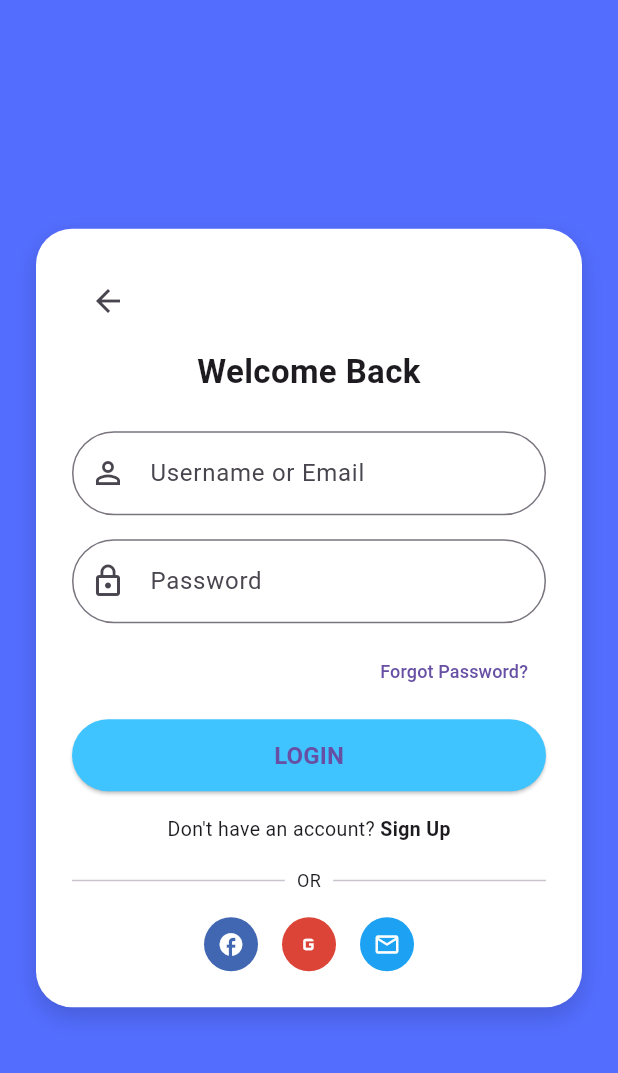
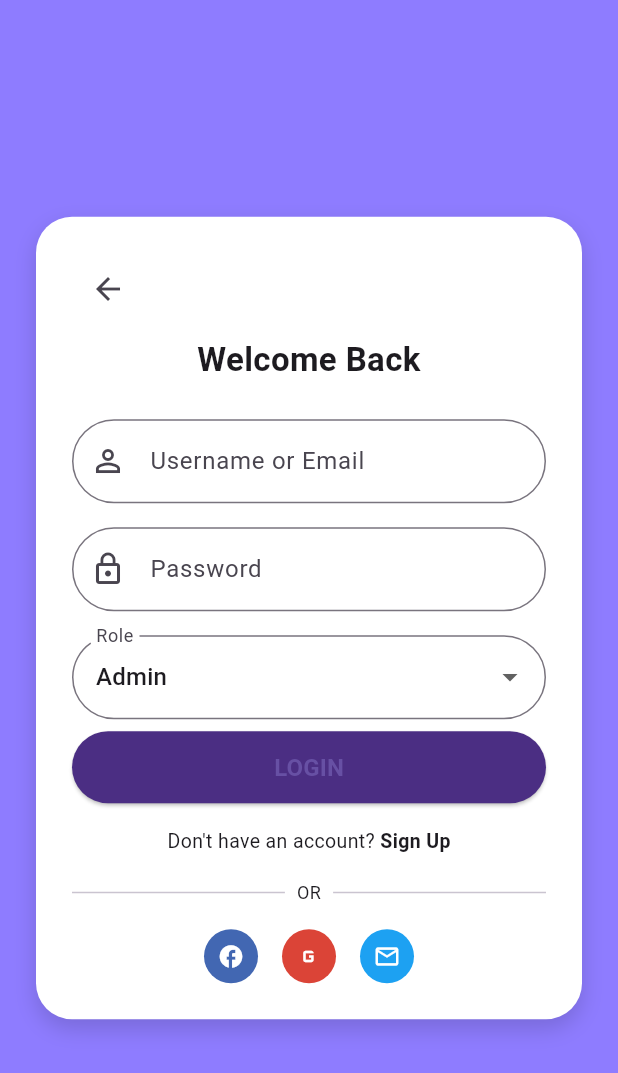
Before and after one commit to SelsabilBou/Campus-Connect, a Flutter app: the AuthScreen screen opened directly, on a phone screen of 412 x 824 dp. Shown: the top 1073 px of the screen. Run offline on Flutter 3.47's test engine with Material 3 defaults, Android fonts, the phone set to English and light mode, and no system bars; our stand-ins replace shared_preferences; accounts and stored records are empty.

Commit message:
pase 1 module 1

```diff
--- a/lib/auth_screen.dart
+++ b/lib/auth_screen.dart
@@ -1,19 +1,35 @@
 import 'package:flutter/material.dart';
+import 'auth_service.dart';  // 👈 ADD
+import 'user_model.dart';    // 👈 ADD
 
-class AuthScreen extends StatelessWidget {
+class AuthScreen extends StatefulWidget {  // 👈 Stateful!
   const AuthScreen({super.key});
 
   @override
+  State<AuthScreen> createState() => _AuthScreenState();
+}
+
+class _AuthScreenState extends State<AuthScreen> {
+  final TextEditingController emailController = TextEditingController();
+  final TextEditingController passwordController = TextEditingController();
+  String? selectedRole = 'Admin';  // Default Admin
+
+  @override
+  void dispose() {
+    emailController.dispose();
+    passwordController.dispose();
+    super.dispose();
+  }
+
+  @override
   Widget build(BuildContext context) {
-    // couleurs simples
-    const Color backgroundColor = Colors.indigoAccent; // violet fonce
+    const Color backgroundColor = Color(0xFF8E7CFF);
     const Color cardColor = Colors.white;
-    const Color primaryColor = Colors.lightBlueAccent; // violet clair pour le bouton
+    const Color primaryColor = Color(0xFF4B2E83);
 
     return Scaffold(
       backgroundColor: backgroundColor,
       body: Center(
-
         child: SingleChildScrollView(
           child: Container(
             margin: const EdgeInsets.symmetric(horizontal: 24, vertical: 32),
@@ -33,146 +49,114 @@ class AuthScreen extends StatelessWidget {
               mainAxisSize: MainAxisSize.min,
               crossAxisAlignment: CrossAxisAlignment.stretch,
               children: [
-                // flèche retour
+                // Back arrow (unchanged)
                 Align(
                   alignment: Alignment.centerLeft,
                   child: IconButton(
-                    onPressed: () {
-                      Navigator.of(context).maybePop();
-                    },
+                    onPressed: () => Navigator.of(context).maybePop(),
                     icon: const Icon(Icons.arrow_back),
                   ),
                 ),
                 const SizedBox(height: 8),
 
-                // titre
                 const Text(
                   'Welcome Back',
                   textAlign: TextAlign.center,
-                  style: TextStyle(
-                    fontSize: 22,
-                    fontWeight: FontWeight.w700,
-                  ),
+                  style: TextStyle(fontSize: 22, fontWeight: FontWeight.w700),
                 ),
                 const SizedBox(height: 24),
 
-                // champ email
+                // 👈 FIXED: Add controller!
                 TextFormField(
+                  controller: emailController,  // 👈 ADD THIS
                   decoration: InputDecoration(
                     labelText: 'Username or Email',
                     prefixIcon: const Icon(Icons.person_outline),
-                    border: OutlineInputBorder(
-                      borderRadius: BorderRadius.circular(30),
-                    ),
+                    border: OutlineInputBorder(borderRadius: BorderRadius.circular(30)),
                   ),
                 ),
                 const SizedBox(height: 16),
 
-                // champ password
+                // 👈 FIXED: Add controller!
                 TextFormField(
+                  controller: passwordController,  // 👈 ADD THIS
                   obscureText: true,
                   decoration: InputDecoration(
                     labelText: 'Password',
                     prefixIcon: const Icon(Icons.lock_outline),
-                    border: OutlineInputBorder(
-                      borderRadius: BorderRadius.circular(30),
-                    ),
-                  ),
-                ),
-                const SizedBox(height: 8),
-
-                // Forgot password
-                Align(
-                  alignment: Alignment.centerRight,
-                  child: TextButton(
-                    onPressed: () {},
-                    child: const Text(
-                      'Forgot Password?',
-                      style: TextStyle(fontSize: 12),
-                    ),
-                  ),
-                ),
-                const SizedBox(height: 8),
-
-                // bouton LOGIN
-                SizedBox(
-                  height: 48,
-                  child: ElevatedButton(
-                    onPressed: () {
-                      // plus tard: logic de login
-                    },
-                    style: ElevatedButton.styleFrom(
-                      backgroundColor: primaryColor,
-                      shape: RoundedRectangleBorder(
-                        borderRadius: BorderRadius.circular(30),
-                      ),
-                    ),
-                    child: const Text(
-                      'LOGIN',
-                      style: TextStyle(
-                        fontSize: 16,
-                        fontWeight: FontWeight.w600,
-                      ),
-                    ),
+                    border: OutlineInputBorder(borderRadius: BorderRadius.circular(30)),
                   ),
                 ),
                 const SizedBox(height: 16),
 
-                // Sign up text
+                // 👈 Role dropdown (simple)
+                DropdownButtonFormField<String>(
+                  value: selectedRole,
+                  decoration: InputDecoration(
+                    labelText: 'Role',
+                    border: OutlineInputBorder(borderRadius: BorderRadius.circular(30)),
+                  ),
+                  items: const [
+                    DropdownMenuItem(value: 'Admin', child: Text('Admin')),
+                    DropdownMenuItem(value: 'Teacher', child: Text('Teacher')),
+                    DropdownMenuItem(value: 'Student', child: Text('Student')),
+                  ],
+                  onChanged: (value) => setState(() => selectedRole = value),
+                ),
+                const SizedBox(height: 8),
+
+                // 👈 FIXED LOGIN BUTTON (NO duplicate child!)
+                SizedBox(
+                  height: 48,
+                  child: ElevatedButton(
+                    onPressed: () async {  // 👈 LOGIN LOGIC!
+                      bool success = await AuthService.login(
+                        emailController.text,
+                        passwordController.text,
+                        selectedRole!,
+                      );
+
+                      if (success) {
+                        ScaffoldMessenger.of(context).showSnackBar(
+                          const SnackBar(content: Text('Login OK! 🎉')),
+                        );
+
+                      } else {
+                        ScaffoldMessenger.of(context).showSnackBar(
+                          const SnackBar(content: Text('❌ Wrong! Try: admin@campus.com / 123456')),
+                        );
+                      }
+                    },
+                    style: ElevatedButton.styleFrom(
+                      backgroundColor: primaryColor,
+                      shape: RoundedRectangleBorder(borderRadius: BorderRadius.circular(30)),
+                    ),
+                    child: const Text(  // 👈 ONE child only!
+                      'LOGIN',
+                      style: TextStyle(fontSize: 16, fontWeight: FontWeight.w600),
+                    ),
+                  ),
+                ),
+
+                // Rest unchanged...
+                const SizedBox(height: 16),
                 Row(
                   mainAxisAlignment: MainAxisAlignment.center,
                   children: const [
-                    Text(
-                      "Don't have an account? ",
-                      style: TextStyle(fontSize: 13),
-                    ),
-                    Text(
-                      'Sign Up',
-                      style: TextStyle(
-                        fontSize: 13,
-                        fontWeight: FontWeight.w600,
-                      ),
-                    ),
+                    Text("Don't have an account? ", style: TextStyle(fontSize: 13)),
+                    Text('Sign Up', style: TextStyle(fontSize: 13, fontWeight: FontWeight.w600)),
                   ],
                 ),
                 const SizedBox(height: 16),
-
-                // OR separator
-                Row(
-                  children: const [
-                    Expanded(child: Divider()),
-                    Padding(
-                      padding: EdgeInsets.symmetric(horizontal: 8.0),
-                      child: Text(
-                        'OR',
-                        style: TextStyle(fontSize: 12),
-                      ),
-                    ),
-                    Expanded(child: Divider()),
-                  ],
-                ),
+                Row(children: const [Expanded(child: Divider()), Padding(padding: EdgeInsets.symmetric(horizontal: 8.0), child: Text('OR', style: TextStyle(fontSize: 12))), Expanded(child: Divider())]),
                 const SizedBox(height: 16),
-
-                // Social icons (simples, sans logique)
-                Row(
-                  mainAxisAlignment: MainAxisAlignment.center,
-                  children: [
-                    _SocialCircle(
-                      color: const Color(0xFF4267B2),
-                      icon: Icons.facebook,
-                    ),
-                    const SizedBox(width: 16),
-                    _SocialCircle(
-                      color: const Color(0xFFDB4437),
-                      icon: Icons.g_mobiledata, // icône simple pour Google
-                    ),
-                    const SizedBox(width: 16),
-                    _SocialCircle(
-                      color: const Color(0xFF1DA1F2),
-                      icon: Icons.mail_outline, // remplace Twitter
-                    ),
-                  ],
-                ),
+                Row(mainAxisAlignment: MainAxisAlignment.center, children: [
+                  _SocialCircle(color: const Color(0xFF4267B2), icon: Icons.facebook),
+                  const SizedBox(width: 16),
+                  _SocialCircle(color: const Color(0xFFDB4437), icon: Icons.g_mobiledata),
+                  const SizedBox(width: 16),
+                  _SocialCircle(color: const Color(0xFF1DA1F2), icon: Icons.mail_outline),
+                ]),
               ],
             ),
           ),
@@ -182,25 +166,13 @@ class AuthScreen extends StatelessWidget {
   }
 }
 
+// SocialCircle unchanged
 class _SocialCircle extends StatelessWidget {
   final Color color;
   final IconData icon;
-
-  const _SocialCircle({
-    required this.color,
-    required this.icon,
-  });
-
+  const _SocialCircle({required this.color, required this.icon});
   @override
   Widget build(BuildContext context) {
-    return CircleAvatar(
-      radius: 18,
-      backgroundColor: color,
-      child: Icon(
-        icon,
-        color: Colors.white,
-        size: 18,
-      ),
-    );
+    return CircleAvatar(radius: 18, backgroundColor: color, child: Icon(icon, color: Colors.white, size: 18));
   }
 }
--- /dev/null
+++ b/lib/auth_service.dart
@@ -0,0 +1,36 @@
+import 'package:shared_preferences/shared_preferences.dart';
+import 'user_model.dart';
+
+class AuthService {
+  // Save login
+  static Future<bool> login(String email, String password, String role) async {
+    if (User.checkLogin(email, password, role)) {
+      final prefs = await SharedPreferences.getInstance();
+      await prefs.setString('user_email', email);
+      await prefs.setString('user_role', role);
+      await prefs.setBool('is_logged_in', true);
+      return true;
+    }
+    return false;
+  }
+
+  // Check if logged in
+  static Future<bool> isLoggedIn() async {
+    final prefs = await SharedPreferences.getInstance();
+    return prefs.getBool('is_logged_in') ?? false;
+  }
+
+  // Get user role
+  static Future<String?> getUserRole() async {
+    final prefs = await SharedPreferences.getInstance();
+    return prefs.getString('user_role');
+  }
+
+  // Logout
+  static Future<void> logout() async {
+    final prefs = await SharedPreferences.getInstance();
+    await prefs.remove('is_logged_in');
+    await prefs.remove('user_email');
+    await prefs.remove('user_role');
+  }
+}
--- /dev/null
+++ b/lib/user_model.dart
@@ -0,0 +1,24 @@
+class User {
+  final String name;
+  final String email;
+  final String role;
+
+  User({required this.name, required this.email, required this.role});
+
+  // Test accounts (all password = 123456)
+  static List<User> testAccounts = [
+    User(name: 'Admin', email: 'admin@campus.com', role: 'Admin'),
+    User(name: 'Ahmed', email: 'ahmed@campus.com', role: 'Teacher'),
+    User(name: 'Fatima', email: 'fatima@campus.com', role: 'Teacher'),
+    User(name: 'Selsabil', email: 'selsabil@campus.com', role: 'Student'),
+  ];
+
+  static bool checkLogin(String email, String password, String role) {
+    try {
+      final user = testAccounts.firstWhere((u) => u.email == email && u.role == role);
+      return password == '123456';
+    } catch (e) {
+      return false;
+    }
+  }
+}
--- a/pubspec.yaml
+++ b/pubspec.yaml
@@ -30,7 +30,7 @@ environment:
 dependencies:
   flutter:
     sdk: flutter
-
+  shared_preferences: ^2.3.2
   # The following adds the Cupertino Icons font to your application.
   # Use with the CupertinoIcons class for iOS style icons.
   cupertino_icons: ^1.0.8
```
Also changed, not shown: lib/profile_card.dart (added, +130 -0 lines), lib/register_screen.dart (+50 -120 lines), pubspec.lock, 2 other files.
